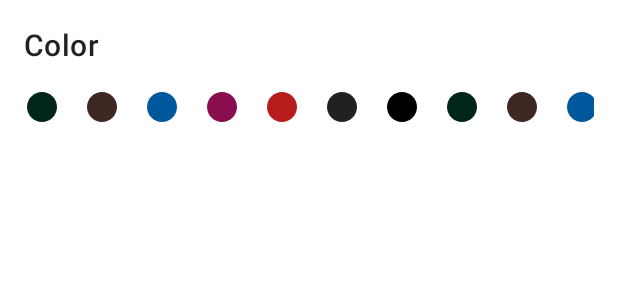
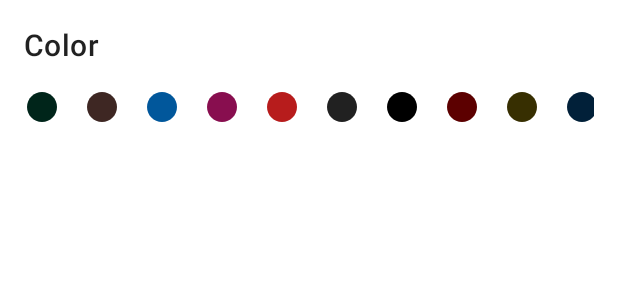
Before and after one commit to abhichauhan12/taskmanager, an Android app: the layout fragment_color_bottom_sheet.xml on its own in the app's theme, with its tools: preview values and no code run, on a phone screen of 412 x 824 dp. Shown: the top 300 px of the screen. Run offline under Robolectric (Android 15) with nearby library versions, the phone set to English and light mode, and no system bars.

Commit message:
color palette added (different color) and only light mode

```diff
--- a/app/src/main/res/layout/fragment_color_bottom_sheet.xml
+++ b/app/src/main/res/layout/fragment_color_bottom_sheet.xml
@@ -104,7 +104,7 @@
                     android:layout_width="wrap_content"
                     android:layout_height="wrap_content"
                     android:src="@drawable/ic_circle"
-                    app:tint="#00251a" />
+                    app:tint="#5C0000" />
 
                 <ImageView
                     android:id="@+id/color9"
@@ -112,7 +112,7 @@
                     android:layout_marginEnd="16dp"
                     android:layout_height="wrap_content"
                     android:src="@drawable/ic_circle"
-                    app:tint="#3E2723" />
+                    app:tint="#372F01" />
 
                 <ImageView
                     android:id="@+id/color10"
@@ -120,14 +120,14 @@
                     android:layout_marginEnd="16dp"
                     android:layout_height="wrap_content"
                     android:src="@drawable/ic_circle"
-                    app:tint="#01579B" />
+                    app:tint="#012039" />
 
                 <ImageView
                     android:id="@+id/color11"
                     android:layout_width="wrap_content"
                     android:layout_height="wrap_content"
                     android:src="@drawable/ic_circle"
-                    app:tint="#880E4F"
+                    app:tint="#D50B77"
                     android:layout_marginEnd="16dp"
                     />
 
@@ -136,7 +136,7 @@
                     android:layout_width="wrap_content"
                     android:layout_height="wrap_content"
                     android:src="@drawable/ic_circle"
-                    app:tint="#B71C1C"
+                    app:tint="#168A1B"
                     android:layout_marginEnd="16dp"
                     />
 
@@ -145,7 +145,7 @@
                     android:layout_width="wrap_content"
                     android:layout_height="wrap_content"
                     android:src="@drawable/ic_circle"
-                    app:tint="#212121"
+                    app:tint="#784343"
                     android:layout_marginEnd="16dp"
                     />
 
@@ -154,7 +154,7 @@
                     android:layout_width="wrap_content"
                     android:layout_height="wrap_content"
                     android:src="@drawable/ic_circle"
-                    app:tint="#000000"
+                    app:tint="#2F505A"
                     android:layout_marginEnd="16dp"
                     />
 
--- a/app/src/main/res/values/themes.xml
+++ b/app/src/main/res/values/themes.xml
@@ -1,6 +1,6 @@
 <resources xmlns:tools="http://schemas.android.com/tools">
     <!-- Base application theme. -->
-    <style name="Theme.TaskManager" parent="Theme.MaterialComponents.DayNight.NoActionBar">
+    <style name="Theme.TaskManager" parent="Theme.MaterialComponents.Light.NoActionBar">
         <!-- Primary brand color. -->
         <item name="colorPrimary">@color/teal</item>
         <item name="colorPrimaryDark">@color/teal_dark</item>
```
Also changed, not shown: app/src/main/java/com/example/taskmanager/ui/add/ColorBottomSheet.kt (+7 -7 lines).
